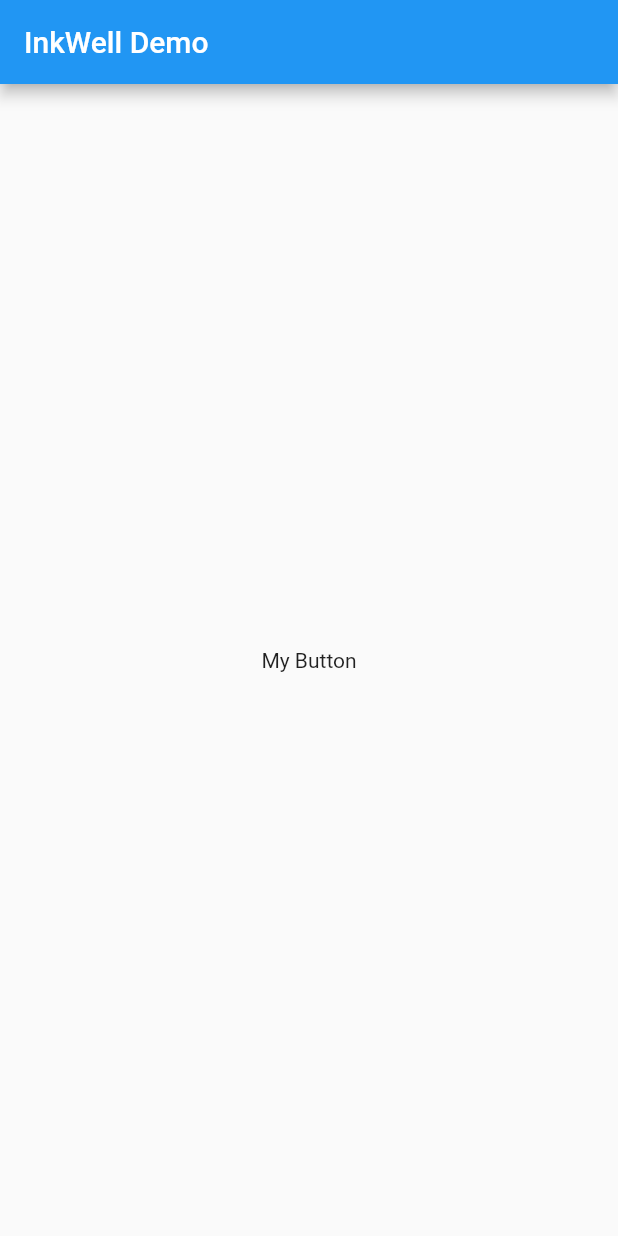
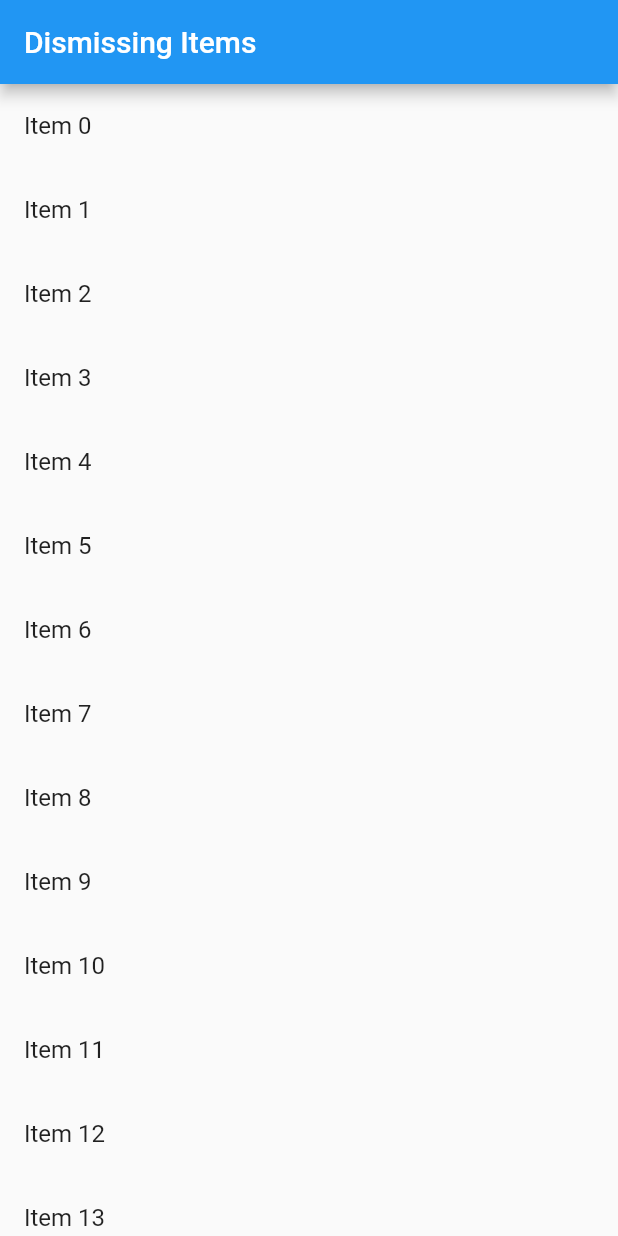
Before and after one commit to ggggxiaolong/flutter_app, a Flutter app: the screen it shows after launch, on a phone screen of 412 x 824 dp. Run offline on Flutter 3.47's test engine with Material 2 defaults, Android fonts, the phone set to English and light mode, and no system bars.

Commit message:
Dismissing item

```diff
--- a/lib/main.dart
+++ b/lib/main.dart
@@ -1,28 +1,33 @@
 import 'package:flutter/material.dart';
+import 'package:flutter/foundation.dart';
 
 void main() => runApp(new MaterialApp(
-    title: "InkWell",
+    title: "Dismiss Items",
     home: new Scaffold(
         appBar: new AppBar(
-          title: new Text("InkWell Demo"),
+          title: new Text("Dismissing Items"),
         ),
-        body: new TapApp())));
+        body: new DismissApp())));
 
-class TapApp extends StatelessWidget {
+class DismissApp extends StatelessWidget {
+  final List<String> _items = new List<String>.generate(20,(i) => "Item $i");
   @override
   Widget build(BuildContext context) {
-    return new Center(
-        child: new InkWell(
-      onTap: () {
-        Scaffold.of(context).removeCurrentSnackBar(reason: SnackBarClosedReason.remove);
-        Scaffold
-            .of(context)
-            .showSnackBar(new SnackBar(content: new Text("Tap")));
+    return new ListView.builder(
+      itemCount: _items.length,
+      itemBuilder: (context, index){
+        final item = _items[index];
+        return new Dismissible(
+          key: new Key(item),
+          onDismissed: (direction){
+            _items.removeAt(index);
+            Scaffold.of(context).removeCurrentSnackBar();
+            Scaffold.of(context).showSnackBar(new SnackBar(content: new Text("$item dismissed"),));
+          },
+          background: new Container(color: Colors.red,),
+          child: new ListTile(title: new Text("$item"),),
+        );
       },
-      child: new Container(
-        padding: new EdgeInsets.all(12.0),
-        child: new Text("My Button"),
-      ),
-    ));
+    );
   }
 }
```
